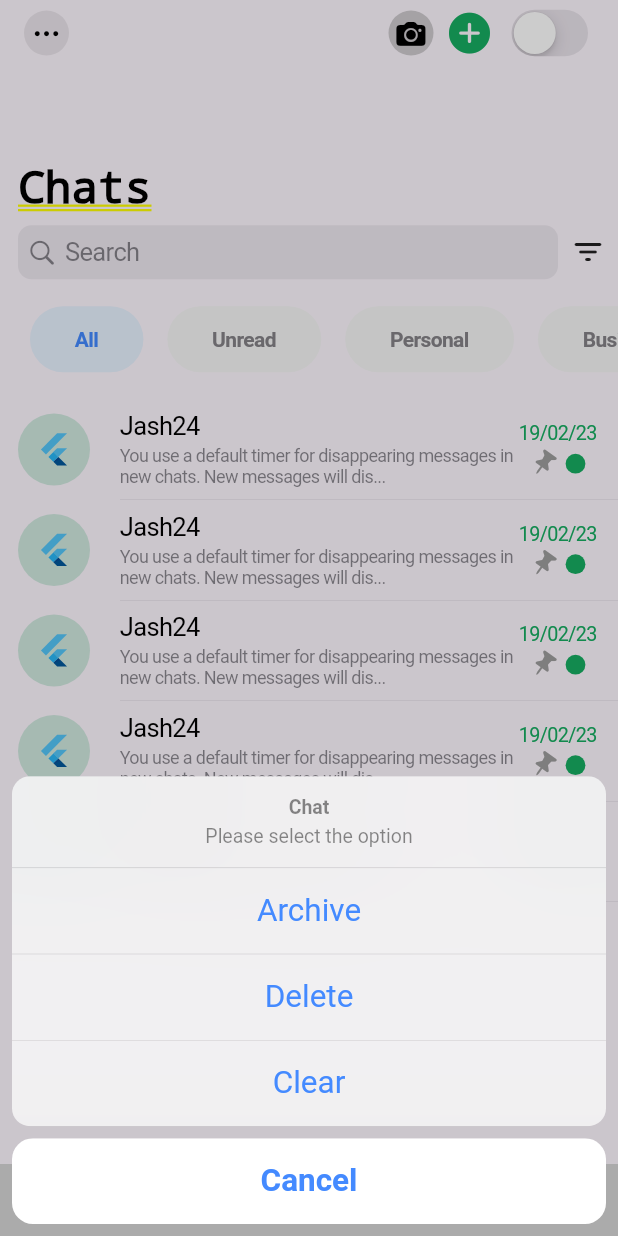
After one commit to Zimil-Patel/adv_flutter_ch2, a Flutter app: the HomeScreen screen opened directly, after a tap on "Jash24", on a phone screen of 412 x 824 dp. The commit adds this screen. Run offline on Flutter 3.47's test engine with Material 3 defaults, Android fonts, the phone set to English and light mode, and no system bars; our stand-ins replace blurrycontainer; statements that could not run were skipped.

Commit message:
07-05-2024

```diff
--- /dev/null
+++ b/lib/platform converter/adaptive widgets/adaptive_action_sheet.dart
@@ -0,0 +1,175 @@
+import 'package:adv_flutter_ch2/platform%20converter/utils/platform_provider.dart';
+import 'package:flutter/cupertino.dart';
+import 'package:flutter/material.dart';
+import 'package:provider/provider.dart';
+
+class BottomActionSheet extends StatelessWidget {
+  const BottomActionSheet({super.key});
+
+  @override
+  Widget build(BuildContext context) {
+    PlatformProvider provider =
+        Provider.of<PlatformProvider>(context, listen: true);
+
+    return provider.isAndroid
+        ? Container(
+            child: ListView(
+              shrinkWrap: true,
+              children: [
+                ListTile(
+                  title: const Text('Archive'),
+                  onTap: () {
+                    Navigator.pop(context);
+                  },
+                ),
+                const Divider(
+                  height: 0,
+                ),
+                ListTile(
+                  title: const Text('Delete'),
+                  onTap: () async {
+                    await showDialog(
+                      context: context,
+                      builder: (BuildContext context) {
+                        return AlertDialog(
+                          title: const Text('Alert'),
+                          content:
+                              const Text('Are you sure you want to delete?'),
+                          actions: <Widget>[
+                            TextButton(
+                              onPressed: () {
+                                Navigator.pop(context);
+                              },
+                              child: const Text(
+                                'Cancel',
+                                style: TextStyle(color: Colors.blueAccent),
+                              ),
+                            ),
+                            TextButton(
+                              onPressed: () {
+                                Navigator.pop(context);
+                              },
+                              child: const Text(
+                                'OK',
+                                style: TextStyle(color: Colors.red),
+                              ),
+                            ),
+                          ],
+                        );
+                      },
+                    );
+                    Navigator.pop(context);
+                  },
+                ),
+                const Divider(
+                  height: 0,
+                ),
+                ListTile(
+                  title: const Text('Clear'),
+                  onTap: () {
+                    Navigator.pop(context);
+                  },
+                ),
+                Padding(
+                  padding: const EdgeInsets.symmetric(horizontal: 30.0),
+                  child: Row(
+                    mainAxisAlignment: MainAxisAlignment.end,
+                    children: [
+                      TextButton(
+                          onPressed: () {
+                            Navigator.pop(context);
+                          },
+                          child: const Text('Cancel')),
+                    ],
+                  ),
+                ),
+              ],
+            ),
+          )
+        : CupertinoActionSheet(
+            cancelButton: CupertinoActionSheetAction(
+              isDefaultAction: true,
+              onPressed: () {
+                Navigator.pop(context);
+              },
+              child: const Text(
+                'Cancel',
+                style: TextStyle(
+                  color: Colors.blueAccent,
+                ),
+              ),
+            ),
+            title: const Text('Chat'),
+            message: const Text('Please select the option'),
+            actions: <CupertinoActionSheetAction>[
+              CupertinoActionSheetAction(
+                isDefaultAction: true,
+                child: const Text(
+                  'Archive',
+                  style: TextStyle(
+                    color: Colors.blueAccent,
+                    fontWeight: FontWeight.w400,
+                  ),
+                ),
+                onPressed: () {
+                  Navigator.pop(context);
+                },
+              ),
+              CupertinoActionSheetAction(
+                child: const Text(
+                  'Delete',
+                  style: TextStyle(
+                    color: Colors.blueAccent,
+                    fontWeight: FontWeight.w400,
+                  ),
+                ),
+                onPressed: () async {
+                  await showCupertinoDialog(
+                      context: context,
+                      builder: (BuildContext context) {
+                        return CupertinoAlertDialog(
+                          title: const Text('Alert'),
+                          content:
+                              const Text('Are you sure ypu want to delete'),
+                          actions: <Widget>[
+                            CupertinoDialogAction(
+                              isDefaultAction: true,
+                              child: const Text(
+                                'Cancel',
+                                style: TextStyle(color: Colors.blueAccent),
+                              ),
+                              onPressed: () {
+                                Navigator.pop(context);
+                              },
+                            ),
+                            CupertinoDialogAction(
+                              child: const Text(
+                                'OK',
+                                style: TextStyle(color: Colors.red),
+                              ),
+                              onPressed: () {
+                                Navigator.pop(context);
+                              },
+                            ),
+                          ],
+                        );
+                      });
+                  Navigator.pop(context);
+                },
+              ),
+              CupertinoActionSheetAction(
+                child: const Text(
+                  'Clear',
+                  style: TextStyle(
+                    color: Colors.blueAccent,
+                    fontWeight: FontWeight.w400,
+                  ),
+                ),
+                onPressed: () {
+                  Navigator.pop(context);
+                },
+              ),
+            ],
+          );
+  }
+}
--- /dev/null
+++ b/lib/platform converter/adaptive widgets/adaptive_indicator.dart
@@ -0,0 +1,21 @@
+import 'package:adv_flutter_ch2/platform%20converter/utils/constants.dart';
+import 'package:adv_flutter_ch2/platform%20converter/utils/platform_provider.dart';
+import 'package:flutter/cupertino.dart';
+import 'package:flutter/material.dart';
+import 'package:provider/provider.dart';
+
+class AdpativeIndicator extends StatelessWidget {
+  const AdpativeIndicator({super.key});
+
+  @override
+  Widget build(BuildContext context) {
+    PlatformProvider provider =
+        Provider.of<PlatformProvider>(context, listen: true);
+
+    return provider.isAndroid
+        ? CircularProgressIndicator(
+            color: primaryGreen,
+          )
+        : const CupertinoActivityIndicator();
+  }
+}
--- a/lib/platform converter/adaptive widgets/adaptive_list_tile.dart
+++ b/lib/platform converter/adaptive widgets/adaptive_list_tile.dart
@@ -1,4 +1,5 @@
 import 'package:adv_flutter_ch2/global%20app%20list/utils/constants.dart';
+import 'package:adv_flutter_ch2/platform%20converter/adaptive%20widgets/adaptive_action_sheet.dart';
 import 'package:adv_flutter_ch2/platform%20converter/utils/constants.dart';
 import 'package:adv_flutter_ch2/platform%20converter/utils/platform_provider.dart';
 import 'package:flutter/cupertino.dart';
@@ -29,6 +30,12 @@ class AdaptiveListTile extends StatelessWidget {
               Expanded(
                 child: SizedBox(
                   child: ListTile(
+                    onTap: () {
+                      showModalBottomSheet(
+                        context: context,
+                        builder: (context) => const BottomActionSheet(),
+                      );
+                    },
                     title: const Text('Jash24'),
                     subtitle: const Text(
                         maxLines: 2,
@@ -88,6 +95,12 @@ class AdaptiveListTile extends StatelessWidget {
                   ),
                   Expanded(
                     child: CupertinoListTile(
+                      onTap: () {
+                        showCupertinoModalPopup(
+                          context: context,
+                          builder: (context) => const BottomActionSheet(),
+                        );
+                      },
                       title: const Text('Jash24'),
                       subtitle: const Text(
                           maxLines: 2,
--- a/lib/platform converter/screens/home screen/provider/home_provider.dart
+++ b/lib/platform converter/screens/home screen/provider/home_provider.dart
@@ -1,4 +1,5 @@
 import 'package:adv_flutter_ch2/platform%20converter/screens/home%20screen/model/home_model.dart';
+import 'package:flutter/cupertino.dart';
 import 'package:flutter/material.dart';
 
 class HomeProvider extends ChangeNotifier {
--- /dev/null
+++ b/lib/platform converter/screens/home screen/view/components/chat_stack.dart
@@ -0,0 +1,34 @@
+import 'package:adv_flutter_ch2/platform%20converter/adaptive%20widgets/adaptive_list_tile.dart';
+import 'package:adv_flutter_ch2/platform%20converter/screens/home%20screen/view/components/top_search_filter_bar.dart';
+import 'package:flutter/cupertino.dart';
+import 'package:flutter/material.dart';
+import 'package:flutter/widgets.dart';
+
+class ChatStack extends StatelessWidget {
+  const ChatStack({
+    super.key,
+  });
+
+  @override
+  Widget build(BuildContext context) {
+    return const SingleChildScrollView(
+      child: Column(
+        crossAxisAlignment: CrossAxisAlignment.start,
+        children: [
+          TopBar(),
+
+          SizedBox(
+            height: 8,
+          ),
+
+          // ListTile
+          AdaptiveListTile(),
+          AdaptiveListTile(),
+          AdaptiveListTile(),
+          AdaptiveListTile(),
+          AdaptiveListTile(),
+        ],
+      ),
+    );
+  }
+}
--- a/lib/platform converter/screens/home screen/view/components/main_screen.dart
+++ b/lib/platform converter/screens/home screen/view/components/main_screen.dart
@@ -1,7 +1,7 @@
 import 'package:adv_flutter_ch2/platform%20converter/adaptive%20widgets/adaptivE_bottom_bar.dart';
-import 'package:adv_flutter_ch2/platform%20converter/adaptive%20widgets/adaptive_list_tile.dart';
+import 'package:adv_flutter_ch2/platform%20converter/adaptive%20widgets/adaptive_indicator.dart';
 import 'package:adv_flutter_ch2/platform%20converter/screens/home%20screen/provider/home_provider.dart';
-import 'package:adv_flutter_ch2/platform%20converter/screens/home%20screen/view/components/top_search_filter_bar.dart';
+import 'package:adv_flutter_ch2/platform%20converter/screens/home%20screen/view/components/chat_stack.dart';
 import 'package:adv_flutter_ch2/platform%20converter/utils/platform_provider.dart';
 import 'package:flutter/cupertino.dart';
 import 'package:flutter/material.dart';
@@ -23,25 +23,10 @@ class MainScreen extends StatelessWidget {
           child: IndexedStack(
             index: homeProvider.homeModel.tabIndex,
             children: const [
-              SingleChildScrollView(
-                child: Column(
-                  crossAxisAlignment: CrossAxisAlignment.start,
-                  children: [
-                    TopBar(),
-
-                    SizedBox(
-                      height: 8,
-                    ),
-
-                    // ListTile
-                    AdaptiveListTile(),
-                    AdaptiveListTile(),
-                    AdaptiveListTile(),
-                    AdaptiveListTile(),
-                    AdaptiveListTile(),
-                  ],
-                ),
-              ),
+              ChatStack(),
+              InProgressStack(),
+              InProgressStack(),
+              InProgressStack(),
             ],
           ),
         ),
@@ -50,3 +35,23 @@ class MainScreen extends StatelessWidget {
     );
   }
 }
+
+class InProgressStack extends StatelessWidget {
+  const InProgressStack({super.key});
+
+  @override
+  Widget build(BuildContext context) {
+    return const Center(
+      child: Column(
+        mainAxisAlignment: MainAxisAlignment.center,
+        children: [
+          AdpativeIndicator(),
+          SizedBox(
+            height: 20,
+          ),
+          Text('Loading...'),
+        ],
+      ),
+    );
+  }
+}
--- a/lib/platform converter/screens/home screen/view/home_screen.dart
+++ b/lib/platform converter/screens/home screen/view/home_screen.dart
@@ -40,7 +40,7 @@ class HomeScreen extends StatelessWidget {
             padding: const EdgeInsets.all(5),
             decoration: BoxDecoration(
               shape: BoxShape.circle,
-              color: Colors.grey.withOpacity(0.5),
+              color: Colors.grey.withOpacity(0.2),
             ),
             child: const Icon(
               CupertinoIcons.ellipsis,
```
